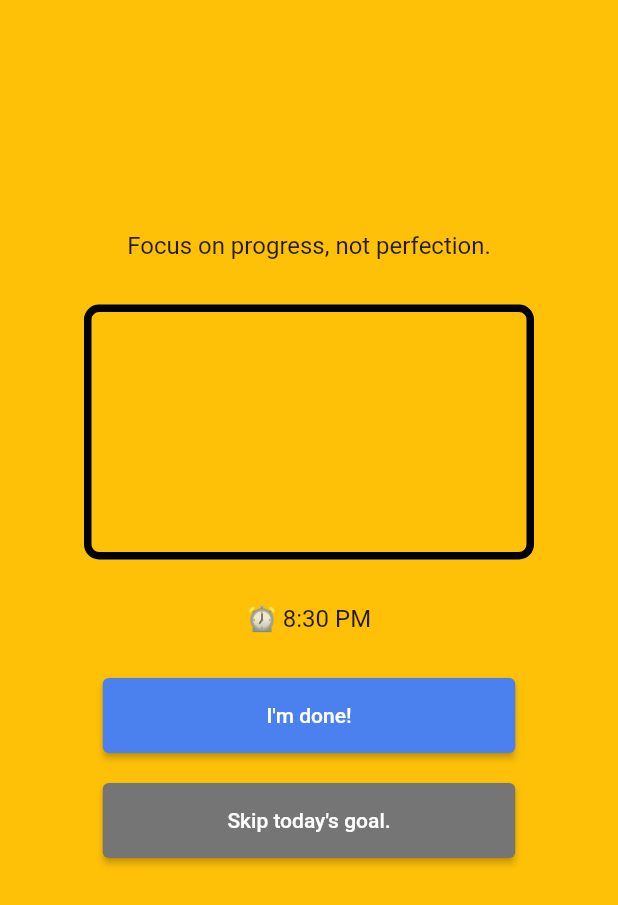
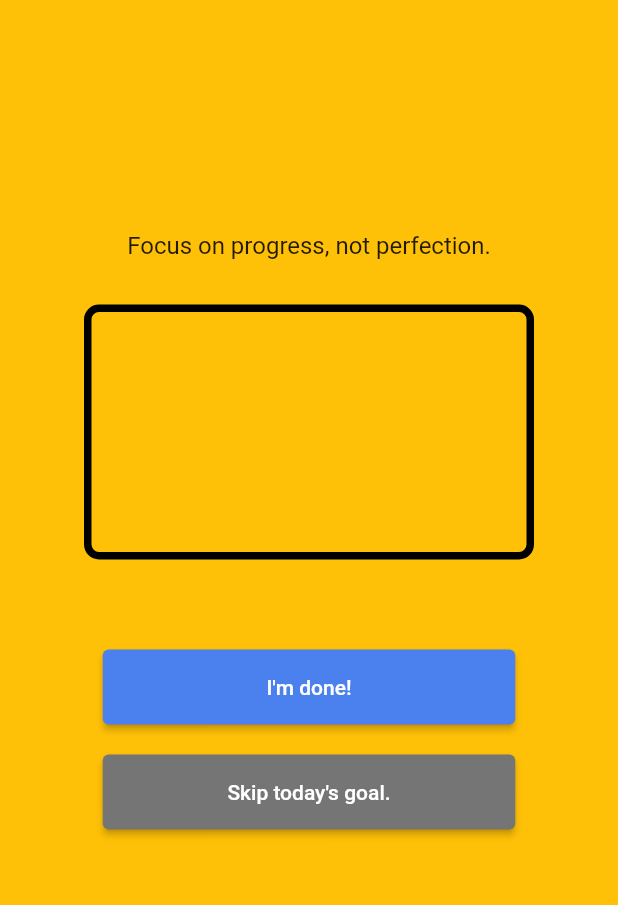
Before and after one commit to META-Curiosity/Curiosity-App, a Flutter app: the WelcomeBackScreen widget shown alone on an empty page, opened directly with empty values, on a phone screen of 412 x 824 dp. Shown: the top 905 px of the screen. Run offline on Flutter 3.47's test engine with Material 2 defaults, Android fonts, the phone set to English and light mode, and no system bars; our stand-ins replace assets_audio_player, carousel_slider, cloud_firestore, curved_navigation_bar, firebase_auth, firebase_core and 13 more; missing offline and left inert: pretty_json, survey_kit; accounts and stored records are empty.

Commit message:
Removed alarm clock and time from welcome_back_screen

```diff
--- a/lib/screens/welcome_back_screen.dart
+++ b/lib/screens/welcome_back_screen.dart
@@ -1,6 +1,7 @@
 import 'package:curiosity_flutter/services/user_db_service.dart';
 import 'package:flutter/material.dart';
 import 'package:flutter_svg/flutter_svg.dart';
+import 'package:curiosity_flutter/navigation.dart';
 import 'package:intl/intl.dart';
 
 class WelcomeBackScreen extends StatefulWidget {
@@ -16,6 +17,8 @@ class WelcomeBackScreen extends StatefulWidget {
 }
 
 class _WelcomeBackScreenState extends State<WelcomeBackScreen> {
+  WelcomeBackScreen welcomeBackSceen;
+
   @override
   Widget build(BuildContext context) {
     return Container(
@@ -61,10 +64,10 @@ class _WelcomeBackScreenState extends State<WelcomeBackScreen> {
             // SvgPicture.asset('assets/images/edit.svg',
             //     semanticsLabel: 'Pencil editing a book', height: 200),
             const SizedBox(height: 30),
-            const Text(
-              "⏰ 8:30 PM",
-              style: TextStyle(fontSize: 16),
-            ),
+            // const Text(
+            //   "⏰ 8:30 PM",
+            //   style: TextStyle(fontSize: 16),
+            // ),
             const SizedBox(height: 30),
             SizedBox(
               width: 275,
@@ -77,7 +80,12 @@ class _WelcomeBackScreenState extends State<WelcomeBackScreen> {
                   // Navigate to the second screen using a named route.
                   Navigator.pushNamed(context, '/activity_survey',
                           arguments: widget.uuid)
-                      .then((_) => setState(() {}));
+                      .then((result) {
+                    welcomeBackSceen = new WelcomeBackScreen(
+                        date: widget.date,
+                        task: widget.task,
+                        uuid: widget.uuid);
+                  });
                 },
                 child: const Text("I'm done!"),
               ),
```
